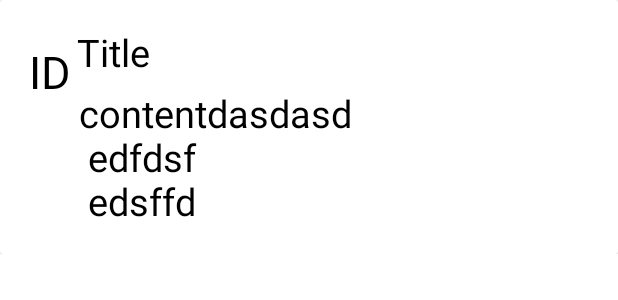
After one commit to MichelStath/PtyxiakiLauncher, an Android app: the layout message_row.xml on its own in the app's theme, with its tools: preview values and no code run, on a phone screen of 412 x 824 dp. The commit adds this screen. Shown: the top 300 px of the screen. Run offline under Robolectric (Android 15) with nearby library versions, the phone set to English and light mode, and no system bars.

Commit message:
Show fast messages

```diff
--- a/app/src/main/java/com/example/activities/ptyxiakilauncher/MainActivity.java
+++ b/app/src/main/java/com/example/activities/ptyxiakilauncher/MainActivity.java
@@ -286,6 +286,8 @@ public class MainActivity extends AppCompatActivity {
     }
 
     public void chatAppBTN_Clicked(View view) {
+        Intent i = new Intent(this,FastMessagesActivity.class);
+        startActivity(i);
     }
     //endregion
 
--- a/app/src/main/java/com/example/activities/ptyxiakilauncher/classes/CustomAdapter.java
+++ b/app/src/main/java/com/example/activities/ptyxiakilauncher/classes/CustomAdapter.java
@@ -9,6 +9,7 @@ import android.view.View;
 import android.view.ViewGroup;
 import android.widget.LinearLayout;
 import android.widget.TextView;
+import android.widget.Toast;
 
 import androidx.annotation.NonNull;
 import androidx.recyclerview.widget.RecyclerView;
@@ -69,6 +70,7 @@ public class CustomAdapter extends RecyclerView.Adapter<CustomAdapter.MyViewHold
                                 // Notify the activity that a contact is deleted
                                 if (contactClickListener != null) {
                                     contactClickListener.onDeleteContact(currentContact);
+                                    Toast.makeText(context, "Contact Deleted", Toast.LENGTH_SHORT).show();
                                 }
                                 break;
                             case 1:
--- /dev/null
+++ b/app/src/main/res/layout/message_row.xml
@@ -0,0 +1,60 @@
+<?xml version="1.0" encoding="utf-8"?>
+<LinearLayout xmlns:android="http://schemas.android.com/apk/res/android"
+    xmlns:app="http://schemas.android.com/apk/res-auto"
+    xmlns:tools="http://schemas.android.com/tools"
+    android:layout_width="match_parent"
+    android:layout_height="wrap_content"
+    android:id="@+id/mainLayout1">
+
+    <androidx.cardview.widget.CardView
+        android:layout_width="match_parent"
+        android:layout_height="wrap_content"
+        tools:layout_editor_absoluteX="1dp"
+        tools:layout_editor_absoluteY="268dp" >
+
+        <androidx.constraintlayout.widget.ConstraintLayout
+            android:layout_width="match_parent"
+            android:layout_height="169dp"
+            android:padding="15dp">
+
+            <TextView
+                android:id="@+id/message_id_txt"
+                android:layout_width="wrap_content"
+                android:layout_height="wrap_content"
+                android:layout_marginStart="4dp"
+                android:text="ID"
+                android:textColor="@color/black"
+                android:textSize="30sp"
+                app:layout_constraintBottom_toBottomOf="parent"
+                app:layout_constraintStart_toStartOf="parent"
+                app:layout_constraintTop_toTopOf="parent"
+                app:layout_constraintVertical_bias="0.124" />
+
+            <TextView
+                android:id="@+id/message_title_txt"
+                android:layout_width="wrap_content"
+                android:layout_height="wrap_content"
+                android:layout_marginStart="4dp"
+                android:layout_marginTop="-10dp"
+                android:text="Title"
+                android:textColor="@color/black"
+                android:textSize="25sp"
+                app:layout_constraintStart_toEndOf="@+id/message_id_txt"
+                app:layout_constraintTop_toTopOf="@+id/message_id_txt" />
+
+            <TextView
+                android:id="@+id/message_content_txt"
+                android:layout_width="329dp"
+                android:layout_height="96dp"
+                android:layout_marginLeft="5sp"
+                android:layout_marginTop="5dp"
+                android:text="contentdasdasd \n edfdsf \n edsffd"
+                android:textColor="@color/black"
+                android:textSize="25sp"
+                android:scrollbars="vertical"
+                app:layout_constraintBottom_toBottomOf="parent"
+                app:layout_constraintStart_toEndOf="@+id/message_id_txt"
+                app:layout_constraintTop_toBottomOf="@+id/message_title_txt" />
+        </androidx.constraintlayout.widget.ConstraintLayout>
+    </androidx.cardview.widget.CardView>
+</LinearLayout>
```
Also changed, not shown: app/src/main/AndroidManifest.xml (+8 -4 lines), app/src/main/java/com/example/activities/ptyxiakilauncher/FastMessagesActivity.java (added, +51 -0 lines), app/src/main/java/com/example/activities/ptyxiakilauncher/classes/CustomAdapter1.java (added, +108 -0 lines), app/src/main/java/com/example/activities/ptyxiakilauncher/classes/Helper.java (+20 -10 lines), app/src/main/res/layout/activity_fast_messages.xml (added, +34 -0 lines).
